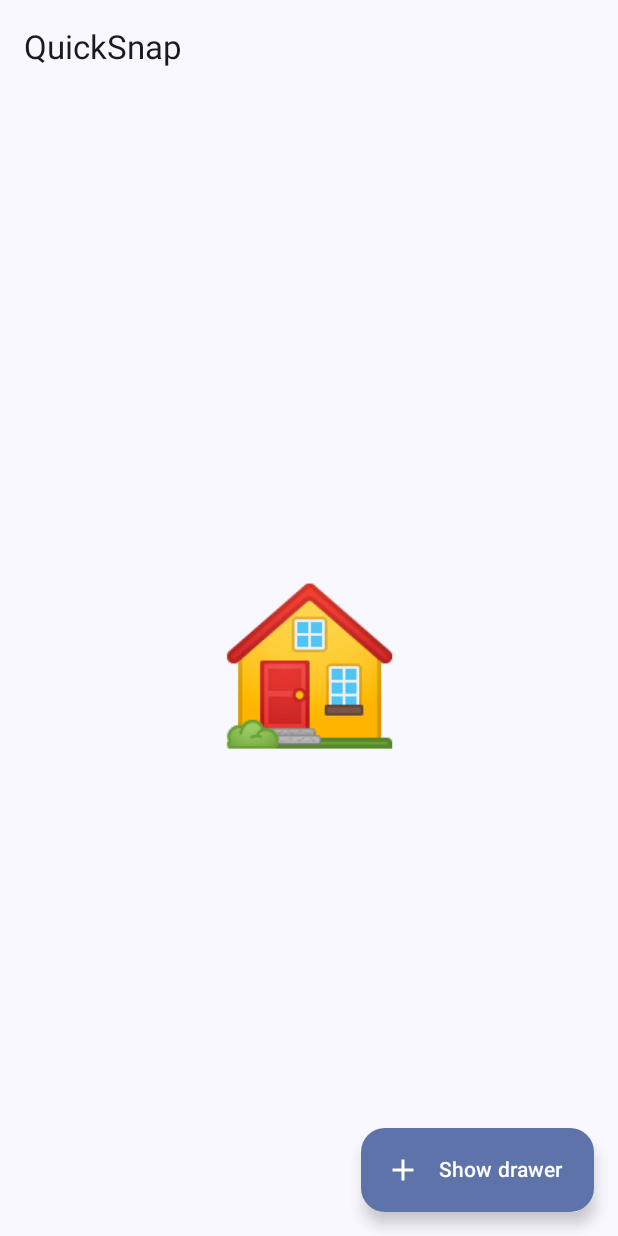
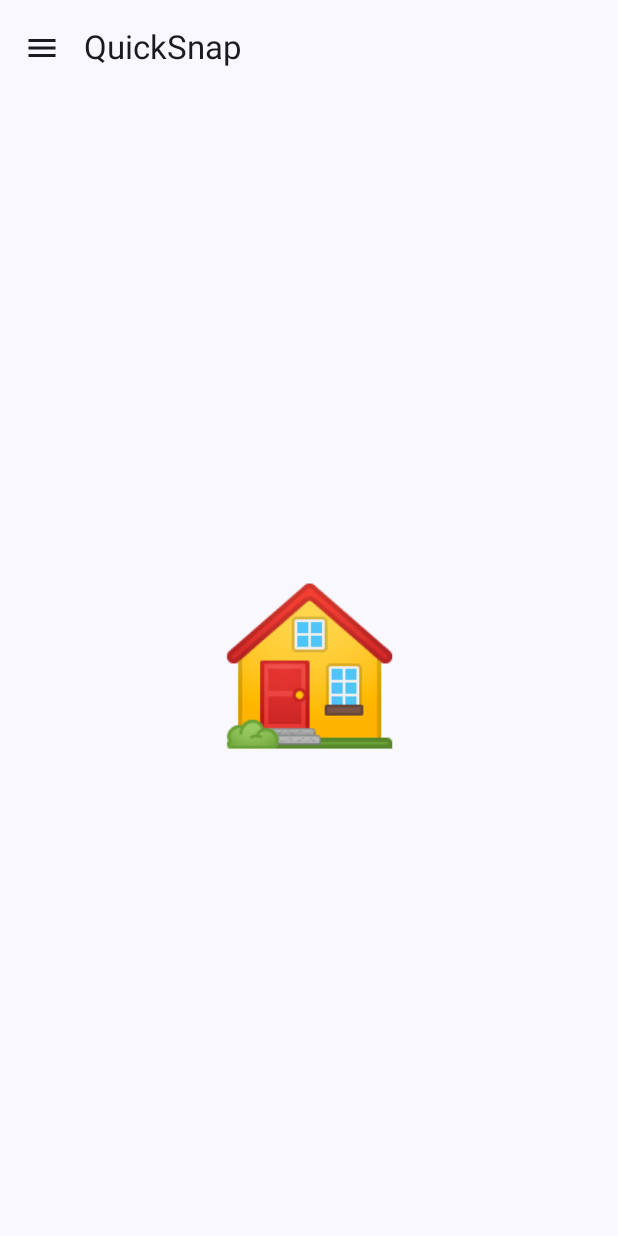
Before and after one commit to dougsparling/quicksnap, an Android app built with Jetpack Compose: the screen it shows after launch (MainActivity), on a phone screen of 412 x 824 dp. Run offline under Robolectric (Android 15) with nearby library versions, the phone set to English and light mode, and no system bars.

Commit message:
UI cleanup.

```diff
--- a/app/src/main/kotlin/dev/cyberdeck/qs/ui/MainView.kt
+++ b/app/src/main/kotlin/dev/cyberdeck/qs/ui/MainView.kt
@@ -1,16 +1,20 @@
 package dev.cyberdeck.qs.ui
 
+import android.widget.Toast
 import androidx.compose.foundation.layout.Box
 import androidx.compose.foundation.layout.Spacer
+import androidx.compose.foundation.layout.fillMaxWidth
 import androidx.compose.foundation.layout.padding
 import androidx.compose.foundation.layout.width
 import androidx.compose.material.icons.Icons
-import androidx.compose.material.icons.filled.Add
+import androidx.compose.material.icons.filled.Home
+import androidx.compose.material.icons.filled.InsertChart
+import androidx.compose.material.icons.filled.LocalFireDepartment
+import androidx.compose.material.icons.filled.Menu
 import androidx.compose.material3.DrawerValue
 import androidx.compose.material3.ExperimentalMaterial3Api
-import androidx.compose.material3.ExtendedFloatingActionButton
-import androidx.compose.material3.HorizontalDivider
 import androidx.compose.material3.Icon
+import androidx.compose.material3.IconButton
 import androidx.compose.material3.ModalDrawerSheet
 import androidx.compose.material3.ModalNavigationDrawer
 import androidx.compose.material3.NavigationDrawerItem
@@ -24,13 +28,21 @@ import androidx.compose.runtime.mutableStateOf
 import androidx.compose.runtime.remember
 import androidx.compose.runtime.rememberCoroutineScope
 import androidx.compose.runtime.setValue
+import androidx.compose.ui.Alignment
 import androidx.compose.ui.Modifier
 import androidx.compose.ui.platform.LocalContext
 import androidx.compose.ui.res.stringResource
+import androidx.compose.ui.text.TextStyle
+import androidx.compose.ui.text.font.FontWeight
+import androidx.compose.ui.text.style.LineHeightStyle
+import androidx.compose.ui.text.style.TextAlign
 import androidx.compose.ui.unit.dp
+import androidx.compose.ui.unit.sp
 import dev.cyberdeck.qs.R
 import dev.cyberdeck.qs.common.prepStorageDir
+import kotlinx.coroutines.Dispatchers
 import kotlinx.coroutines.launch
+import kotlinx.coroutines.withContext
 
 @OptIn(ExperimentalMaterial3Api::class)
 @Composable
@@ -45,10 +57,27 @@ fun MainView() {
             ModalDrawerSheet(
                 modifier = Modifier.width(300.dp)
             ) {
+                Text(
+                    modifier = Modifier
+                        .padding(16.dp)
+                        .fillMaxWidth(),
+                    style = TextStyle(
+                        fontSize = 24.sp,
+                        fontWeight = FontWeight.Bold,
+                    ),
+                    textAlign = TextAlign.Center,
+                    text = stringResource(R.string.app_name),
+                )
                 Spacer(modifier = Modifier.weight(1f))
                 NavigationDrawerItem(
                     modifier = Modifier.padding(8.dp),
                     label = { Text(text = stringResource(R.string.home)) },
+                    icon = {
+                        Icon(
+                            Icons.Filled.Home,
+                            contentDescription = stringResource(R.string.home)
+                        )
+                    },
                     selected = current == NavState.HOME,
                     onClick = {
                         current = NavState.HOME
@@ -61,6 +90,12 @@ fun MainView() {
                 NavigationDrawerItem(
                     modifier = Modifier.padding(8.dp),
                     label = { Text(text = stringResource(R.string.stats)) },
+                    icon = {
+                        Icon(
+                            Icons.Filled.InsertChart,
+                            contentDescription = stringResource(R.string.home)
+                        )
+                    },
                     selected = current == NavState.STATS,
                     onClick = {
                         current = NavState.STATS
@@ -75,10 +110,24 @@ fun MainView() {
                 val context = LocalContext.current
                 NavigationDrawerItem(
                     label = { Text(text = stringResource(R.string.implode)) },
+                    icon = {
+                        Icon(
+                            Icons.Filled.LocalFireDepartment,
+                            contentDescription = stringResource(R.string.home)
+                        )
+                    },
                     selected = false,
                     onClick = {
                         scope.launch {
-                            context.prepStorageDir().deleteRecursively()
+                            val done = withContext(Dispatchers.IO) {
+                                context.prepStorageDir().deleteRecursively()
+                            }
+                            drawerState.close()
+                            Toast.makeText(
+                                context,
+                                context.getString(if (done) R.string.imploded else R.string.failed),
+                                Toast.LENGTH_SHORT
+                            ).show()
                         }
                     }
                 )
@@ -89,21 +138,25 @@ fun MainView() {
         Scaffold(
             topBar = {
                 TopAppBar(
+                    navigationIcon = {
+                        IconButton(onClick = {
+                            scope.launch {
+                                drawerState.apply {
+                                    if (isClosed) open() else close()
+                                }
+                            }
+                        }) {
+                            Icon(
+                                imageVector = Icons.Filled.Menu,
+                                contentDescription = ""
+                            )
+                        }
+                    },
                     title = { Text(text = stringResource(R.string.app_name)) }
                 )
             },
             floatingActionButton = {
-                ExtendedFloatingActionButton(
-                    text = { Text("Show drawer") },
-                    icon = { Icon(Icons.Filled.Add, contentDescription = "") },
-                    onClick = {
-                        scope.launch {
-                            drawerState.apply {
-                                if (isClosed) open() else close()
-                            }
-                        }
-                    }
-                )
+
             }
         ) { insets ->
             Box(
--- a/app/src/main/res/values/strings.xml
+++ b/app/src/main/res/values/strings.xml
@@ -3,4 +3,6 @@
     <string name="stats">Stats</string>
     <string name="home">Home</string>
     <string name="implode">Implode</string>
+    <string name="failed">Wuh woh!</string>
+    <string name="imploded">Imploded!</string>
 </resources>
```
